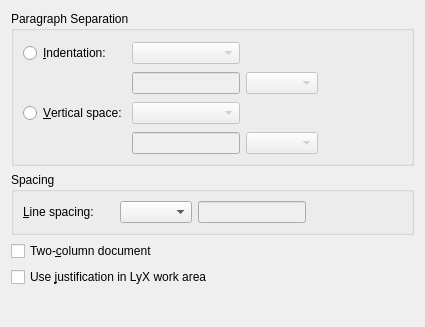
This is src/frontends/qt4/ui/TextLayoutUi.ui in cburschka/lyx as Qt 5 draws it before an edit. The edited form follows.
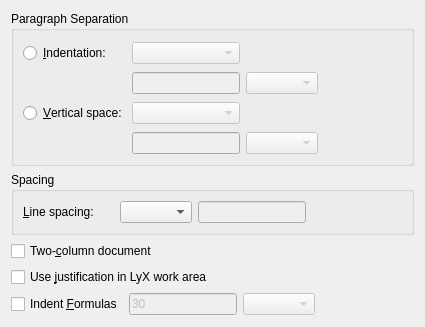
This is the edited form. Custom widgets are drawn as their Qt base class.

Commit message: MathsUi.ui. move formula indentation to text layout as requested by Jmarc

The edit to the form file:
```diff
--- a/src/frontends/qt4/ui/TextLayoutUi.ui
+++ b/src/frontends/qt4/ui/TextLayoutUi.ui
@@ -14,7 +14,7 @@
    <string/>
   </property>
   <layout class="QGridLayout" name="gridLayout">
-   <item row="0" column="0">
+   <item row="0" column="0" colspan="4">
     <widget class="QGroupBox" name="separateGB">
      <property name="title">
       <string>Paragraph Separation</string>
@@ -179,7 +179,7 @@
      </layout>
     </widget>
    </item>
-   <item row="1" column="0">
+   <item row="1" column="0" colspan="4">
     <widget class="QGroupBox" name="spacingGB">
      <property name="minimumSize">
       <size>
@@ -249,7 +249,70 @@
      </layout>
     </widget>
    </item>
+   <item row="2" column="0" colspan="2">
+    <widget class="QCheckBox" name="twoColumnCB">
+     <property name="toolTip">
+      <string>Format text into two columns</string>
+     </property>
+     <property name="text">
+      <string>Two-&amp;column document</string>
+     </property>
+    </widget>
+   </item>
+   <item row="3" column="0" colspan="2">
+    <widget class="QCheckBox" name="justCB">
+     <property name="toolTip">
+      <string>Justify text in the LyX editor (this does not affect whether the text is justified in the output)</string>
+     </property>
+     <property name="text">
+      <string>Use &amp;justification in LyX work area</string>
+     </property>
+    </widget>
+   </item>
    <item row="4" column="0">
+    <widget class="QCheckBox" name="FormulaIndentCB">
+     <property name="toolTip">
+      <string>Justify text in the LyX editor (this does not affect whether the text is justified in the output)</string>
+     </property>
+     <property name="text">
+      <string>Indent &amp;Formulas</string>
+     </property>
+    </widget>
+   </item>
+   <item row="4" column="1">
+    <widget class="QLineEdit" name="FormulaIndentLE">
+     <property name="enabled">
+      <bool>false</bool>
+     </property>
+     <property name="text">
+      <string>30</string>
+     </property>
+    </widget>
+   </item>
+   <item row="4" column="2">
+    <widget class="lyx::frontend::LengthCombo" name="FormulaIndentCO">
+     <property name="enabled">
+      <bool>false</bool>
+     </property>
+     <property name="toolTip">
+      <string/>
+     </property>
+    </widget>
+   </item>
+   <item row="4" column="3">
+    <spacer name="horizontalSpacer_2">
+     <property name="orientation">
+      <enum>Qt::Horizontal</enum>
+     </property>
+     <property name="sizeHint" stdset="0">
+      <size>
+       <width>79</width>
+       <height>20</height>
+      </size>
+     </property>
+    </spacer>
+   </item>
+   <item row="5" column="0" colspan="4">
     <spacer>
      <property name="orientation">
       <enum>Qt::Vertical</enum>
@@ -265,26 +328,6 @@
      </property>
     </spacer>
    </item>
-   <item row="2" column="0">
-    <widget class="QCheckBox" name="twoColumnCB">
-     <property name="toolTip">
-      <string>Format text into two columns</string>
-     </property>
-     <property name="text">
-      <string>Two-&amp;column document</string>
-     </property>
-    </widget>
-   </item>
-   <item row="3" column="0">
-    <widget class="QCheckBox" name="justCB">
-      <property name="toolTip">
-      <string>Justify text in the LyX editor (this does not affect whether the text is justified in the output)</string>
-     </property>
-     <property name="text">
-      <string>Use &amp;justification in LyX work area</string>
-     </property>
-    </widget>
-   </item>
   </layout>
  </widget>
  <customwidgets>
```
Left out of the diff: 35 changed lines with no effect on the pictures. The commit also changes 1 other file.
